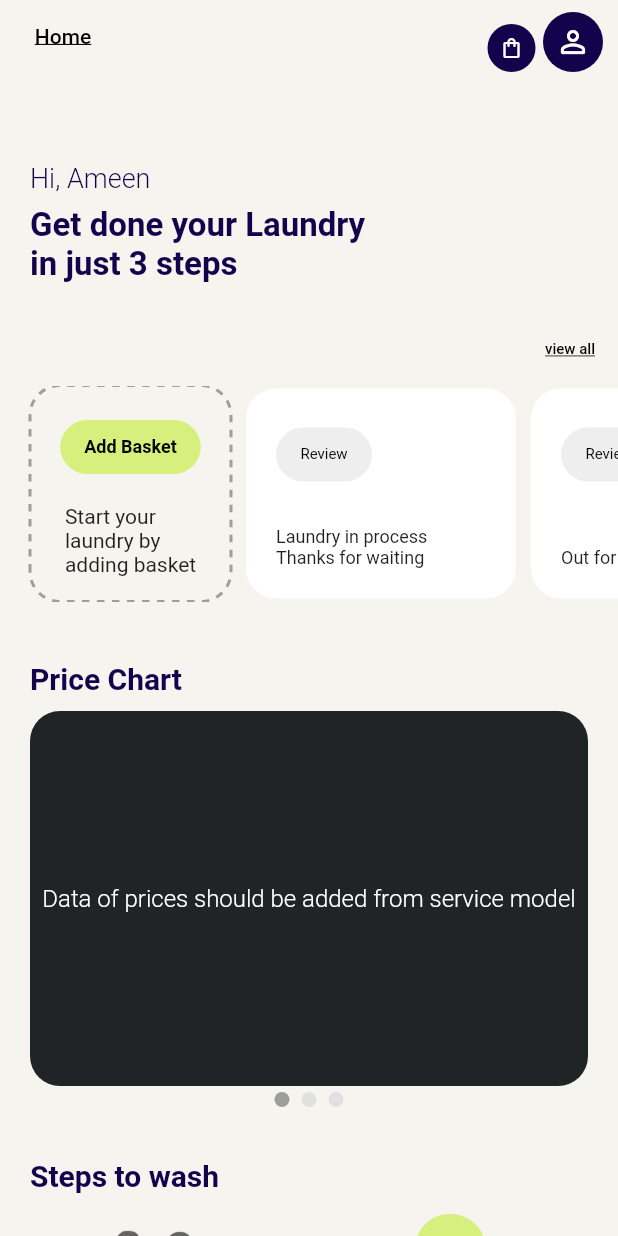
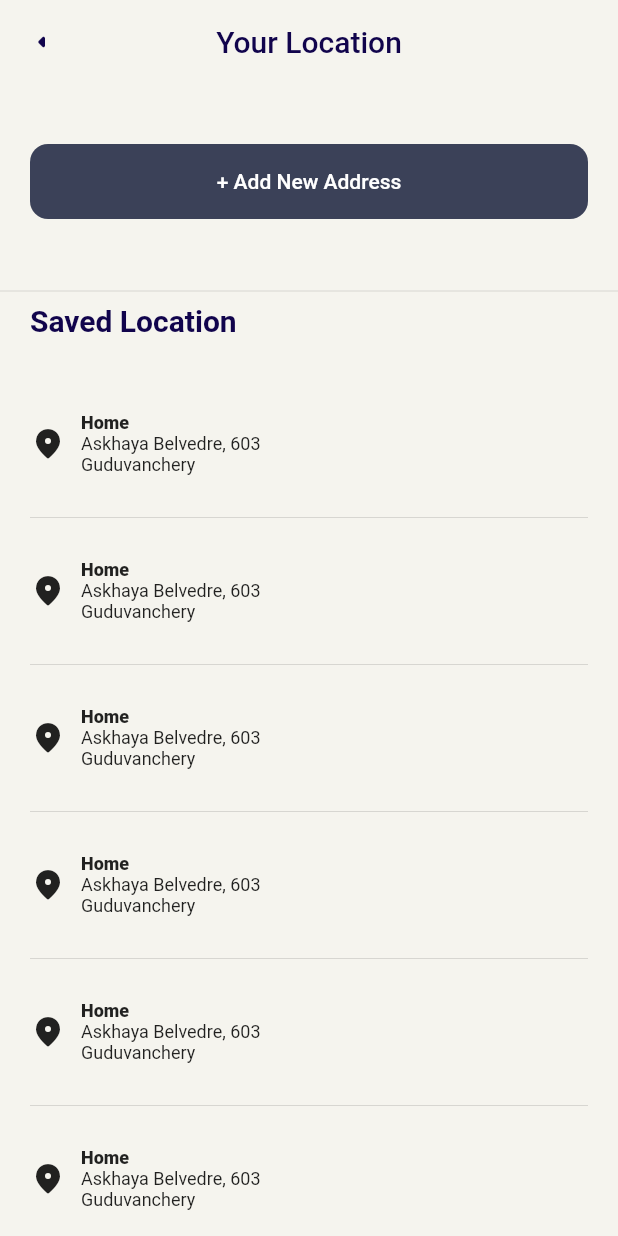
Before and after one commit to wc-enterprises/temp2, a Flutter app: the screen it shows after launch, after a tap on "Home", on a phone screen of 412 x 824 dp. Run offline on Flutter 3.47's test engine with Material 2 defaults, Android fonts, the light colour scheme and no system bars; drawn by our look-alikes of dotted_border; our stand-ins replace cloud_firestore, date_picker_timeline, dotted_line, firebase_auth, firebase_core, flutter_custom_clippers; missing offline and left inert: flutter_multi_select_items; accounts and stored records are empty.

Commit message:
Address Page Added

```diff
--- /dev/null
+++ b/lib/screens/address_screen/address_screen.dart
@@ -0,0 +1,283 @@
+import 'package:flutter/material.dart';
+import 'package:flutter/src/foundation/key.dart';
+import 'package:flutter/src/widgets/framework.dart';
+
+class Address_Page extends StatefulWidget {
+  const Address_Page({Key? key}) : super(key: key);
+
+  @override
+  State<Address_Page> createState() => _Address_PageState();
+}
+
+class _Address_PageState extends State<Address_Page> {
+  @override
+
+  Widget build(BuildContext context) {
+
+
+
+
+    return Scaffold(
+      appBar: AppBar(leading: IconButton(onPressed: (){Navigator.pop(context);}, icon: Icon(Icons.arrow_left_rounded)),centerTitle: true,foregroundColor: Theme.of(context).secondaryHeaderColor, title: Text("Your Location"), elevation: 0, backgroundColor: Colors.transparent,),
+      body: SafeArea(
+        child: Column(
+          crossAxisAlignment: CrossAxisAlignment.start,
+          children: <Widget>[
+            SizedBox(height: 20),
+            AddressButton(name: "+ Add New Address", onPressed: (){
+
+                bottomSheet(context);
+
+
+            },),
+            SizedBox(height: 20,),
+            Divider(),
+            Padding(padding: EdgeInsets.only(left: 20, bottom: 10),child: Text("Saved Location", style: Theme.of(context).textTheme.headline3,)),
+            SavedLocation()
+          ],
+        ),
+      ),
+    );
+  }
+
+  Future<dynamic> bottomSheet(BuildContext context) {
+    List<String> locations = ["Guduvannchery","Urappakkam","Potheri",];
+    String ?selectedLocation;
+    return showModalBottomSheet(
+              isScrollControlled: true,
+              backgroundColor: Colors.transparent,
+
+              context: context,
+
+              builder: (context) {
+                return StatefulBuilder(builder: (BuildContext context, StateSetter setModalState){
+                  return Container(
+                height: MediaQuery.of(context).size.height * 0.75,
+                decoration: const BoxDecoration(
+                  color: Colors.white,
+                  borderRadius: BorderRadius.only(
+                    topLeft: Radius.circular(25.0),
+                    topRight: Radius.circular(25.0),
+                  ),
+                ),
+                child: Column(
+
+                  children: <Widget>[
+                    SizedBox(height: 20,),
+                    Container(
+                      height: 100,
+                      width: double.infinity,
+                      margin: EdgeInsets.all(20),
+                      padding: EdgeInsets.fromLTRB(20, 20, 20, 0),
+                      decoration: BoxDecoration(
+                        borderRadius: BorderRadius.circular(20),
+                        color: Color(0xff3B4158),
+                      ),
+                      child: Column(
+                        crossAxisAlignment: CrossAxisAlignment.start,
+                        children: [
+                          Text("Select Area", style: TextStyle(fontWeight: FontWeight.w600, fontSize: 14, color: Colors.white),),
+                          DropdownButton(
+                            iconEnabledColor: Colors.white,
+                            underline: SizedBox(),
+                            iconSize: 15,
+                            style: TextStyle(fontWeight: FontWeight.w500, fontSize: 12, color: Colors.white),
+                            dropdownColor: Color(0xff3B4158),
+                            hint: Text("Select Area", style: TextStyle(fontWeight: FontWeight.w500, fontSize: 12, color: Colors.white),),
+                            borderRadius: BorderRadius.circular(20),
+                            value: selectedLocation,
+                            icon: const Icon(Icons.arrow_downward),
+                            elevation: 8,
+                            isExpanded: true,
+                            onChanged: (newValue) {
+                              setModalState(() {
+                              selectedLocation = newValue as String?;
+
+                              });
+                            },
+                            items: locations.map((location) {
+                              return DropdownMenuItem(
+                                child: new Text(location),
+                                value: location,
+                              );
+                            }).toList(),
+                          ),
+
+
+                        ],
+                      ),
+                    ),
+
+                    CustomTextField(name: "Door Nnumber *"),
+                    CustomTextField(name: "Street or Apartment Name*"),
+                    CustomTextField(name: "Landmark (Optional)"),
+                    AddAdressTitle(),
+                    AddressButton(name: "Save and Continue", onPressed: (){})
+
+                  ],
+                ),
+              );
+                });
+
+
+            } );
+  }
+}
+
+class AddAdressTitle extends StatelessWidget {
+  const AddAdressTitle({
+    Key? key,
+  }) : super(key: key);
+
+  @override
+  Widget build(BuildContext context) {
+    return Column(
+      crossAxisAlignment: CrossAxisAlignment.start,
+      children: [
+        Padding(padding: EdgeInsets.all(20),child: Text("Add Address Title", style: Theme.of(context).textTheme.headline3,)),
+        Row(
+          children: [
+            AddressTitleButton(name: "Home"),
+            AddressTitleButton(name: "Work"),
+            AddressTitleButton(name: "Other"),
+
+          ],
+        )
+      ],
+    );
+  }
+}
+
+class AddressTitleButton extends StatelessWidget {
+  String name;
+  AddressTitleButton({
+    required this.name
+  });
+
+  @override
+  Widget build(BuildContext context) {
+    return Padding(
+      padding: EdgeInsets.only(left:20),
+      child: OutlinedButton(
+        style: OutlinedButton.styleFrom(
+        backgroundColor: Colors.transparent,
+        foregroundColor: Colors.black,
+
+        shape: RoundedRectangleBorder(
+        borderRadius: BorderRadius.circular(18.0),
+
+       ),
+       ),
+      onPressed: (){},
+      child: Text(
+        name,
+        style: TextStyle(fontSize: 12),
+      ),
+      ),
+    );
+  }
+}
+
+class CustomTextField extends StatelessWidget {
+  final String name;
+  CustomTextField({
+    required this.name
+  });
+
+  @override
+  Widget build(BuildContext context) {
+    return Padding(
+      padding: EdgeInsets.fromLTRB(20, 10, 20, 10),
+      child: Column(
+        crossAxisAlignment: CrossAxisAlignment.start,
+        children:  [
+          Text(name, style: TextStyle(fontSize: 8, fontWeight: FontWeight.w600, color: Colors.grey),),
+          TextField(
+          obscureText: false,
+          decoration: InputDecoration(
+            filled: true,
+            fillColor: Color(0xff979AA7),
+            focusColor: Color(0xff979AA7),
+
+
+            //hintText: 'Ex A14',
+          ),
+                      ),
+        ],
+      ),
+    );
+  }
+}
+
+class SavedLocation extends StatelessWidget {
+  const SavedLocation({
+    Key? key,
+  }) : super(key: key);
+
+  @override
+  Widget build(BuildContext context) {
+    return Expanded(
+      child: SingleChildScrollView(
+        padding: EdgeInsets.all(20),
+        child: ListView.separated(
+          physics: const NeverScrollableScrollPhysics(),
+          shrinkWrap: true,
+          scrollDirection: Axis.vertical,
+          itemBuilder: (BuildContext context, int index){
+            return GestureDetector(
+              onTap: (){}, //tap function to be added
+              child: Row(children: [
+                Icon(Icons.place_rounded),
+                SizedBox(width: 10,),
+                Column(
+                  crossAxisAlignment: CrossAxisAlignment.start,
+                  mainAxisAlignment: MainAxisAlignment.center,
+                  children: const [
+                    SizedBox(height: 20,),
+                    //Dummy data
+                    Text("Home", style: TextStyle(fontSize: 12, fontWeight: FontWeight.w800),),
+                    Text("Askhaya Belvedre, 603 \nGuduvanchery", style: TextStyle(fontSize: 12, fontWeight: FontWeight.w400),),
+                    SizedBox(height: 20,),
+                  ],
+                ),
+              ],),
+            );
+            },
+          separatorBuilder: (BuildContext context, int index){
+            return Divider();
+            },
+          itemCount: 100
+        ),
+      ),
+    );
+  }
+}
+
+class AddressButton extends StatefulWidget {
+  String name;
+  VoidCallback onPressed;
+
+  AddressButton({
+    required this.name,
+    required this.onPressed
+  });
+
+  @override
+  State<AddressButton> createState() => _AddressButtonState();
+}
+
+class _AddressButtonState extends State<AddressButton> {
+  @override
+  Widget build(BuildContext context) {
+    return Padding(
+      padding: EdgeInsets.all(20),
+      child: ElevatedButton(
+        onPressed: widget.onPressed,
+
+        style: ElevatedButton.styleFrom(minimumSize: const Size.fromHeight(50),elevation: 0, backgroundColor: Color(0xff3B4158), shape: RoundedRectangleBorder(
+      borderRadius: BorderRadius.circular(12),
+    ),),
+        child: Text(widget.name, style: TextStyle(fontSize: 14, fontWeight: FontWeight.w500),)),
+    );
+  }
+}
--- a/lib/widgets/home_basket.dart
+++ b/lib/widgets/home_basket.dart
@@ -60,8 +60,9 @@
 
     return SizedBox(
       height: 140,
-      child: ListView.separated(itemCount: order.length, scrollDirection: Axis.horizontal, shrinkWrap: true, itemBuilder: (BuildContext context, int index){
-        return Container(width: 180, decoration: BoxDecoration(borderRadius: BorderRadius.circular(20), color: Colors.white),
+      child: ListView.separated(itemCount: order.length, scrollDirection: Axis.horizontal, shrinkWrap: true,
+        itemBuilder: (BuildContext context, int index){
+          return Container(width: 180, decoration: BoxDecoration(borderRadius: BorderRadius.circular(20), color: Colors.white),
                  padding: EdgeInsets.all(20),
                  child: Column(
                   crossAxisAlignment: CrossAxisAlignment.start,
--- a/lib/widgets/home_header.dart
+++ b/lib/widgets/home_header.dart
@@ -1,4 +1,5 @@
 import 'package:flutter/material.dart';
+import 'package:laundry_app/screens/address_screen/address_screen.dart';
 
 class Header extends StatelessWidget {
   const Header({
@@ -12,7 +13,11 @@
       child: Row( //header
         crossAxisAlignment: CrossAxisAlignment.end,
         children: <Widget>[
-          TextButton(onPressed: (){}, child: const Text("Home", style: TextStyle(color: Colors.black, decoration: TextDecoration.underline)),),
+          TextButton(
+            onPressed: (){
+              Navigator.push(context, MaterialPageRoute(builder: ((context) => Address_Page())));
+            },
+            child: const Text("Home", style: TextStyle(color: Colors.black, decoration: TextDecoration.underline)),),
           const Spacer(),
           CircleAvatar(
                 radius: 16,
```
